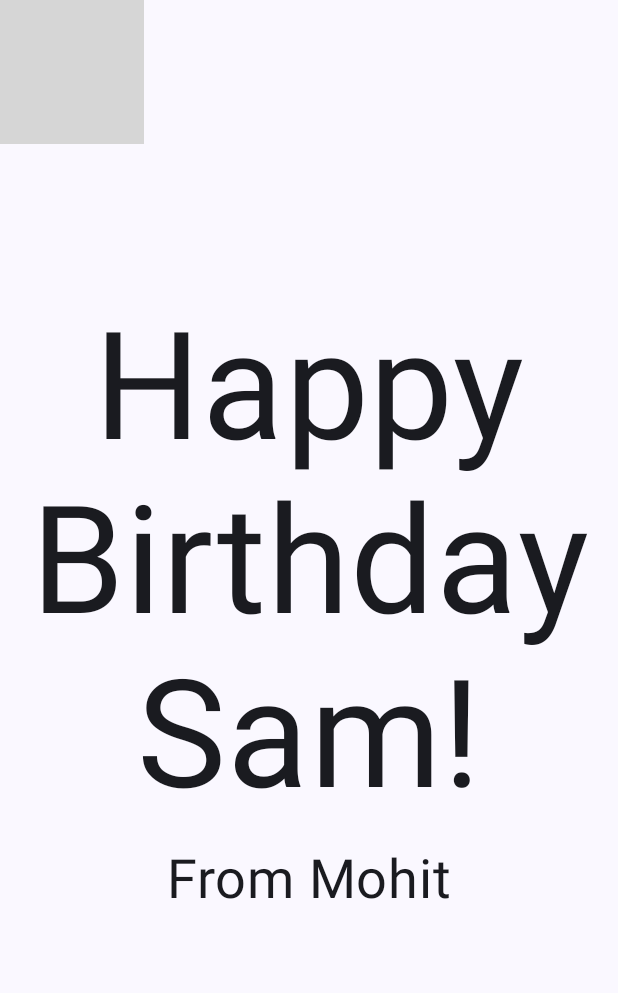
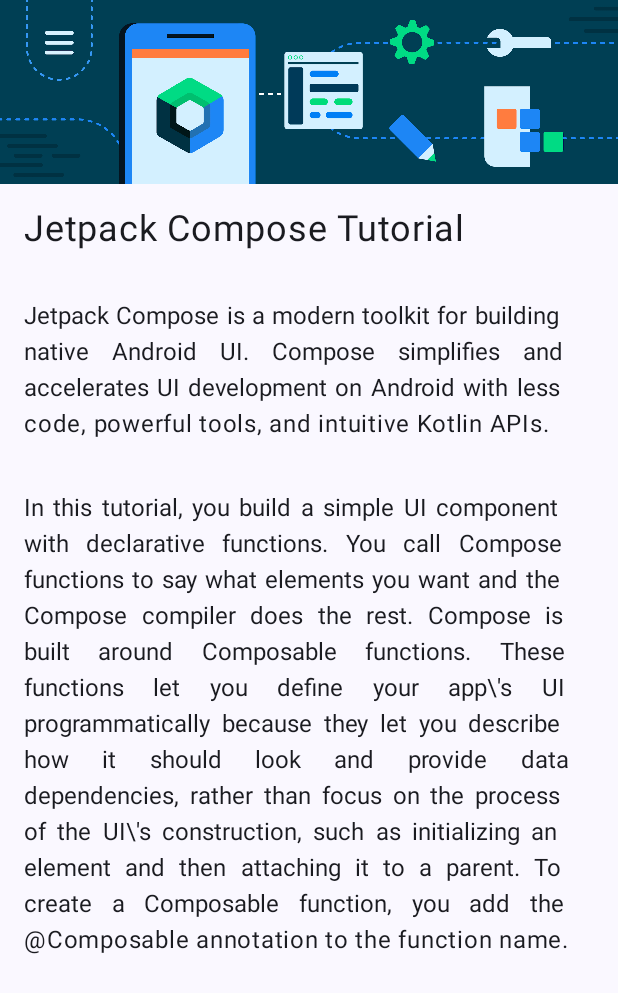
Before and after one commit to mohittalwar23/androiddev, an Android app built with Jetpack Compose: the screen it shows after launch (MainActivity), on a phone screen of 412 x 824 dp. Shown: the top 993 px of the screen. Run offline under Robolectric (Android 15) with nearby library versions, the phone set to English and light mode, and no system bars; grey boxes are pictures that could not be loaded.

Commit message:
first compose assignment from developers android website

```diff
--- a/app/src/main/java/com/example/happybirthday/MainActivity.kt
+++ b/app/src/main/java/com/example/happybirthday/MainActivity.kt
@@ -34,7 +34,7 @@ class MainActivity : ComponentActivity() {
                     modifier = Modifier.fillMaxSize(),
                     color = MaterialTheme.colorScheme.background
                 ) {
-                    GreetingImage(message = "Happy Birthday Sam!", from = "From Mohit")
+                    PartFirst()
                 }
             }
         }
@@ -42,54 +42,78 @@ class MainActivity : ComponentActivity() {
 }
 
 @Composable
-fun GreetingText(message: String, from: String, modifier: Modifier = Modifier) {
+fun GreetingText(message: String, modifier: Modifier = Modifier) {
     // Create a column so that texts don't overlap
     Column(
-        verticalArrangement = Arrangement.Center,
         modifier = modifier
     ) {
+
         Text(
             text = message,
-            fontSize = 100.sp,
-            lineHeight = 116.sp,
-            textAlign = TextAlign.Center
-        )
-        Text(
-            text = from,
-            fontSize = 36.sp,
+            textAlign = TextAlign.Justify,
+            fontSize = 24.sp,
             modifier = Modifier
                 .padding(16.dp)
                 .align(alignment = Alignment.CenterHorizontally)
         )
     }
 }
+@Composable
+fun GreetingText2(message: String, modifier: Modifier = Modifier) {
+    // Create a column so that texts don't overlap
+    Column(
+        modifier = modifier
+    ) {
+
+        Text(
+            text = message,
+            textAlign = TextAlign.Justify,
+            fontSize = 16.sp,
+            modifier = Modifier
+                .padding(16.dp)
+        )
+    }
+}
 
 @Composable
-fun GreetingImage(message: String, from: String, modifier: Modifier = Modifier) {
-    val image = painterResource(R.drawable.androidparty)
-    Box {
-        Image(
-            painter = image,
-            contentDescription = null,
-            contentScale = ContentScale.Crop,
-            alpha = 0.5F
-        )
-        GreetingText(
-            message = message,
-            from = from,
-            modifier = Modifier
-                .fillMaxSize()
-                .padding(8.dp)
-        )
-    }
+fun PartFirst(modifier: Modifier = Modifier) {
+    val image = painterResource(R.drawable.bg_compose_background)
+    Column {
+        Box {
+            Image(
+                painter = image,
+                contentDescription = null
+            )
+
+        }
+        Box {
+            GreetingText(message = "Jetpack Compose Tutorial")
+
+        }
+
+        Box {
+            GreetingText2(message = "Jetpack Compose is a modern toolkit for building native Android UI. Compose simplifies and accelerates UI development on Android with less code, powerful tools, and intuitive Kotlin APIs.")
+
+        }
+
+        Box {
+            GreetingText2(message = "In this tutorial, you build a simple UI component with declarative functions. You call Compose functions to say what elements you want and the Compose compiler does the rest. Compose is built around Composable functions. These functions let you define your app\\'s UI programmatically because they let you describe how it should look and provide data dependencies, rather than focus on the process of the UI\\'s construction, such as initializing an element and then attaching it to a parent. To create a Composable function, you add the @Composable annotation to the function name.")
+
+        }
 
 
+
+
+
+
+    }
 }
+
 
 @Preview(showBackground = false, showSystemUi = true)
 @Composable
 fun BirthdayCardPreview() {
     HappyBirthdayTheme {
-        GreetingImage(message = "Happy Birthday Sam!", from ="From Mohit")
+        PartFirst()
     }
 }
```
Also changed, not shown: app/src/main/res/drawable-nodpi/bg_compose_background.png (added).
